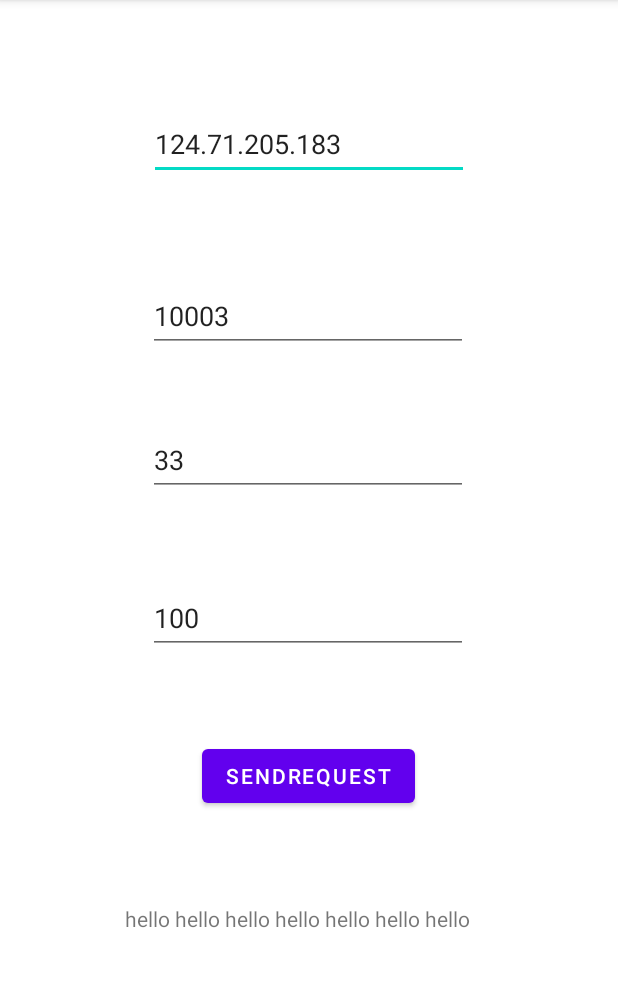
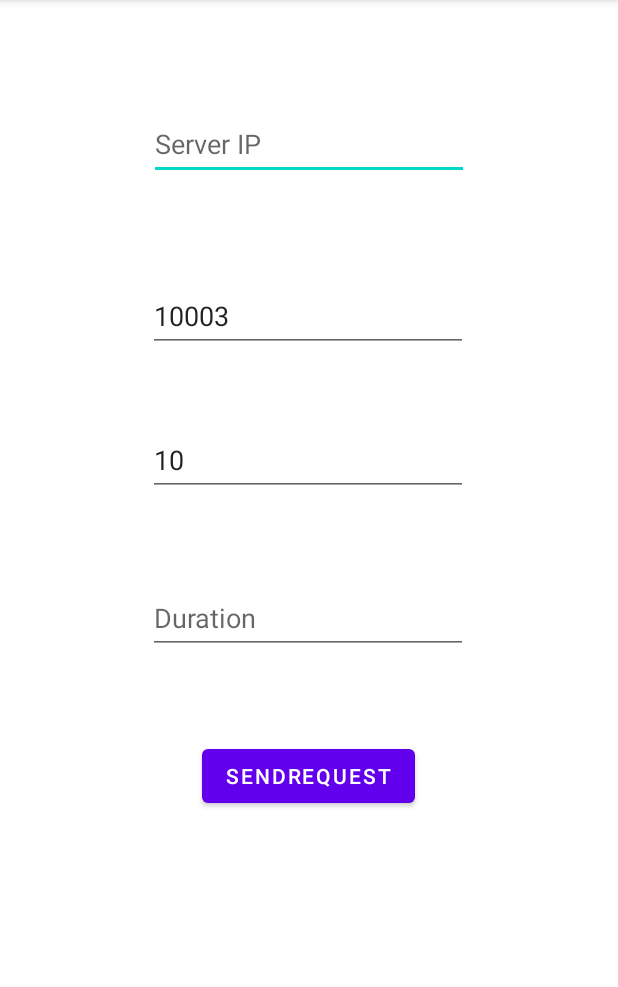
Before and after one commit to JiahaiHu/EdgeAR, an Android app: the screen it shows after launch (MainActivity), on a phone screen of 412 x 824 dp, the part 84-1071 px from its top. Run offline under Robolectric (Android 15) with nearby library versions, the phone set to English and light mode, and no system bars.

Commit message:
update UI

```diff
--- a/android/app/src/main/java/com/jiahaihu/edgear/MainActivity.java
+++ b/android/app/src/main/java/com/jiahaihu/edgear/MainActivity.java
@@ -6,15 +6,11 @@ import androidx.core.app.ActivityCompat;
 import android.Manifest;
 import android.os.Bundle;
 import android.util.Log;
-import android.view.View;
 import android.widget.Button;
 import android.widget.EditText;
-import android.widget.TextView;
 
-import java.io.IOException;
 import java.text.SimpleDateFormat;
 import java.util.Date;
-import java.util.concurrent.CountDownLatch;
 
 
 public class MainActivity extends AppCompatActivity {
@@ -29,35 +25,24 @@ public class MainActivity extends AppCompatActivity {
         Button btn = findViewById(R.id.button);
         EditText ipInput = findViewById(R.id.IPInput);
         EditText portInput = findViewById(R.id.PortInput);
-        EditText numberInput = findViewById(R.id.numbersOfFrames);
+        EditText timeInput = findViewById(R.id.timeInput);
         EditText timeIntervalInput = findViewById(R.id.timeIntervalInput);
-
-        TextView textView = findViewById(R.id.textView);
 
         btn.setOnClickListener(view -> {
             String ip = ipInput.getText().toString();
             int port = Integer.parseInt(portInput.getText().toString());
-            int numberOfFrames = Integer.parseInt(numberInput.getText().toString());
+            int time = Integer.parseInt(timeInput.getText().toString());
             int fps = Integer.parseInt(timeIntervalInput.getText().toString());
 
             // Get the server's ip and port,
             // use the async methods to send the requests at a fixed interval
 
-            String displayString = ip + port + numberOfFrames;
-            textView.setText(displayString);
-
             Date nowTime = new Date();
             String now = new SimpleDateFormat("yyyy-MM-dd HH:mm:ss:SSS").format(nowTime);
 
-            MyTask task = new MyTask(ip, port, "/Download/images", numberOfFrames, fps);
+            MyTask task = new MyTask(ip, port, "/Download/EdgeAR/images/ski", time, fps);
             task.start();
             Log.i("onClick", "task started");
-
-//            try {
-//                Thread.sleep(3000);
-//            } catch (InterruptedException e) {
-//                e.printStackTrace();
-//            }
 
             try {
                 task.join();
@@ -65,22 +50,6 @@ public class MainActivity extends AppCompatActivity {
             } catch (InterruptedException e) {
                 e.printStackTrace();
             }
-
-//                try {
-//                    Thread.sleep(1000);
-//                } catch (InterruptedException e) {
-//                    e.printStackTrace();
-//                }
-
-            // arrange the logs
-//            try {
-//                MyLog.mergeFileLog(now);
-//            } catch (IOException e) {
-//                e.printStackTrace();
-//            }
-
-//            Log.e("INFO: ", "onClick: merge logs finished");
-
         });
 
     }
--- a/android/app/src/main/res/layout/activity_main.xml
+++ b/android/app/src/main/res/layout/activity_main.xml
@@ -24,9 +24,9 @@
         android:layout_height="wrap_content"
         android:layout_marginTop="72dp"
         android:ems="10"
+        android:hint="Server IP"
         android:inputType="textPersonName"
         android:minHeight="48dp"
-        android:text="124.71.205.183"
         app:layout_constraintEnd_toEndOf="parent"
         app:layout_constraintStart_toStartOf="parent"
         app:layout_constraintTop_toTopOf="parent" />
@@ -53,7 +53,7 @@
         android:ems="10"
         android:inputType="textPersonName"
         android:minHeight="48dp"
-        android:text="33"
+        android:text="10"
         app:layout_constraintBottom_toBottomOf="parent"
         app:layout_constraintEnd_toEndOf="parent"
         app:layout_constraintHorizontal_bias="0.497"
@@ -61,23 +61,14 @@
         app:layout_constraintTop_toTopOf="parent"
         app:layout_constraintVertical_bias="0.393" />
 
-    <TextView
-        android:id="@+id/textView"
-        android:layout_width="246dp"
-        android:layout_height="165dp"
-        android:text="hello hello hello hello hello hello hello"
-        app:layout_constraintBottom_toBottomOf="parent"
-        app:layout_constraintEnd_toEndOf="parent"
-        app:layout_constraintStart_toStartOf="parent" />
-
     <EditText
-        android:id="@+id/numbersOfFrames"
+        android:id="@+id/timeInput"
         android:layout_width="wrap_content"
         android:layout_height="wrap_content"
         android:ems="10"
+        android:hint="Duration"
         android:inputType="textPersonName"
         android:minHeight="48dp"
-        android:text="100"
         app:layout_constraintBottom_toBottomOf="parent"
         app:layout_constraintEnd_toEndOf="parent"
         app:layout_constraintHorizontal_bias="0.497"
```
Also changed, not shown: android/app/src/main/java/com/jiahaihu/edgear/MyTask.java (+11 -7 lines).
